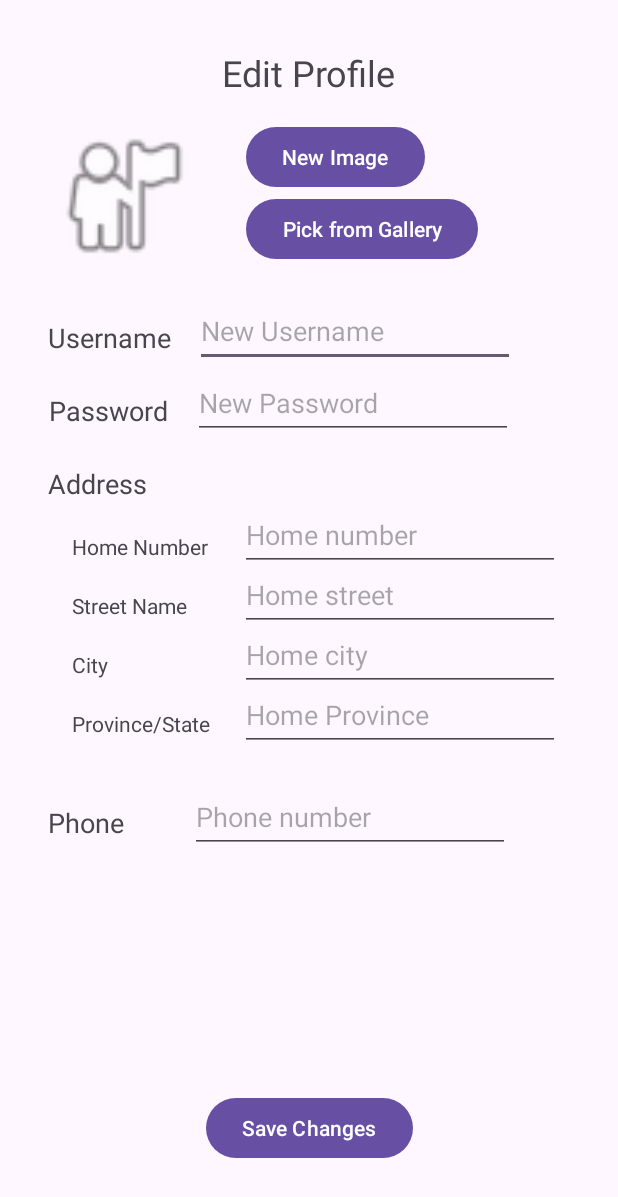
After one commit to DuySE/F23_3175_G4_Marketeer, an Android app: the MyProfileEditActivity screen opened directly, with no data from a screen before it, on a phone screen of 412 x 824 dp. The commit adds this screen. Shown: the top 1197 px of the screen. Run offline under Robolectric (Android 15) with nearby library versions, the phone set to English and light mode, and no system bars; 3 statements that could not run were skipped.

Commit message:
Created MyProfile and MyProfileEdit Activity with some hardcoded info.

```diff
--- /dev/null
+++ b/app/src/main/java/com/example/f23_3175_g4_marketeer/MyProfileEditActivity.java
@@ -0,0 +1,199 @@
+package com.example.f23_3175_g4_marketeer;
+
+import androidx.annotation.NonNull;
+import androidx.annotation.Nullable;
+import androidx.appcompat.app.AppCompatActivity;
+import androidx.core.app.ActivityCompat;
+import androidx.core.content.ContextCompat;
+import androidx.core.content.FileProvider;
+
+import android.Manifest;
+import android.app.Activity;
+import android.content.ContentResolver;
+import android.content.Intent;
+import android.content.pm.PackageManager;
+import android.net.Uri;
+import android.os.Bundle;
+import android.os.Environment;
+import android.provider.MediaStore;
+import android.view.View;
+import android.webkit.MimeTypeMap;
+import android.widget.Button;
+import android.widget.EditText;
+import android.widget.ImageView;
+import android.widget.Toast;
+
+import java.io.File;
+import java.io.IOException;
+import java.text.SimpleDateFormat;
+import java.util.Date;
+
+public class MyProfileEditActivity extends AppCompatActivity {
+    EditText editTxtUsername;
+    EditText editTxtPassword;
+    EditText editTxtHomeNumber;
+    EditText editTxtStreetName;
+    EditText editTxtCity;
+    EditText editTxtProvince;
+    EditText editTxtPhone;
+    ImageView imgView;
+    Button btnCamera;
+    Button btnGallery;
+    String imgPath;
+    final int CAMERA_PERMISSION_CODE = 1;
+    final int CAMERA_REQUEST_CODE = 2;
+    final int GALLERY_REQUEST_CODE = 3;
+    @Override
+    protected void onCreate(Bundle savedInstanceState) {
+        super.onCreate(savedInstanceState);
+        setContentView(R.layout.activity_my_profile_edit);
+        editTxtUsername = findViewById(R.id.editTxtUsername);
+        editTxtPassword = findViewById(R.id.editTxtPassword);
+        editTxtHomeNumber = findViewById(R.id.editTxtHomeNumber);
+        editTxtStreetName = findViewById(R.id.editTxtStreetName);
+        editTxtCity = findViewById(R.id.editTxtCity);
+        editTxtProvince = findViewById(R.id.editTxtProvince);
+        editTxtPhone = findViewById(R.id.editTxtPhone);
+        Button btnSave = findViewById(R.id.btnSaveChanges);
+        btnCamera = findViewById(R.id.btnCamera);
+        btnGallery = findViewById(R.id.btnGallery);
+        imgView = findViewById(R.id.imgViewEditPfp);
+
+        Bundle inBundle = getIntent().getExtras();
+        editTxtUsername.setText(inBundle.getString("USERNAME", "New Username"));
+        if (!(inBundle.getString("PASSWORD").equals("No Password"))){
+            editTxtPassword.setText(inBundle.getString("PASSWORD", "New Password"));
+        }
+        editTxtPhone.setText(inBundle.getString("PHONE"));
+        try {
+            editTxtHomeNumber.setText(inBundle.getString("HOMENUMBER"));
+            editTxtStreetName.setText(inBundle.getString("STREET"));
+            editTxtCity.setText(inBundle.getString("CITY"));
+            editTxtProvince.setText(inBundle.getString("PROVINCE"));
+        } catch (Exception e) {
+            e.printStackTrace();
+        }
+        btnCamera.setOnClickListener(new View.OnClickListener() {
+            @Override
+            public void onClick(View view) {
+                askPermission();
+            }
+        });
+
+        btnGallery.setOnClickListener(new View.OnClickListener() {
+            @Override
+            public void onClick(View view) {
+                Intent intent = new Intent(Intent.ACTION_PICK, MediaStore.Images.Media.EXTERNAL_CONTENT_URI);
+                startActivityForResult(intent, GALLERY_REQUEST_CODE);
+            }
+        });
+
+        btnSave.setOnClickListener(new View.OnClickListener() {
+            @Override
+            public void onClick(View view) {
+                if (editTxtUsername.getText().toString().isEmpty() ||
+                        editTxtPassword.getText().toString().isEmpty() ||
+                        editTxtHomeNumber.getText().toString().isEmpty() ||
+                        editTxtStreetName.getText().toString().isEmpty() ||
+                        editTxtCity.getText().toString().isEmpty() ||
+                        editTxtProvince.getText().toString().isEmpty() ||
+                        editTxtPhone.getText().toString().isEmpty()) {
+                    Toast.makeText(MyProfileEditActivity.this, "Please enter all the fields", Toast.LENGTH_SHORT).show();
+                } else if (editTxtPhone.getText().toString().length() != 10) {
+                    Toast.makeText(MyProfileEditActivity.this, "Please enter a 10-digit phone number", Toast.LENGTH_SHORT).show();
+                } else {
+                    String address = editTxtHomeNumber.getText().toString() + " " +
+                            editTxtStreetName.getText().toString() + ", " +
+                            editTxtCity.getText().toString() + ", " +
+                            editTxtProvince.getText().toString();
+
+                    Intent intent = new Intent(MyProfileEditActivity.this, MyProfileActivity.class);
+                    Bundle bundle = new Bundle();
+                    bundle.putString("USERNAME",editTxtUsername.getText().toString());
+                    bundle.putString("PASSWORD",editTxtPassword.getText().toString());
+                    bundle.putString("PHONE",editTxtPhone.getText().toString());
+                    bundle.putString("ADDRESS", address);
+                    intent.putExtras(bundle);
+                    startActivity(intent);
+                }
+            }
+        });
+    }
+
+    private void askPermission() {
+        if (ContextCompat.checkSelfPermission(this, android.Manifest.permission.CAMERA) != PackageManager.PERMISSION_GRANTED) {
+            ActivityCompat.requestPermissions(this, new String[]{Manifest.permission.CAMERA}, CAMERA_PERMISSION_CODE);
+        } else {
+            takePicture();
+        }
+    }
+
+    public void onRequestPermissionsResult(int requestCode, @NonNull String[] permissions, @NonNull int[] grantResults) {
+        super.onRequestPermissionsResult(requestCode, permissions, grantResults);
+        if (requestCode == CAMERA_PERMISSION_CODE) {
+            if (grantResults.length > 0 && grantResults[0] == PackageManager.PERMISSION_GRANTED) {
+                takePicture();
+            } else {
+                Toast.makeText(this, "Camera permission is required to use this feature", Toast.LENGTH_SHORT).show();
+            }
+        }
+    }
+
+    private void takePicture() {
+        Intent intent = new Intent(MediaStore.ACTION_IMAGE_CAPTURE);
+        File imgFile = null;
+        try {
+            imgFile = createImgFile();
+        } catch (IOException ex) {
+            ex.printStackTrace();
+        }
+
+        if (imgFile != null) {
+            Uri imgURI = FileProvider.getUriForFile(this, "com.example.android.fileprovider", imgFile);
+            intent.putExtra(MediaStore.EXTRA_OUTPUT, imgURI);
+            startActivityForResult(intent, CAMERA_REQUEST_CODE);
+        }
+    }
+
+    private File createImgFile() throws IOException{
+        String time = new SimpleDateFormat("yyyyMMdd_HHmmss").format(new Date());
+        String imgFileName = "JPEG_" + time + "_";
+        File storageDirectory = Environment.getExternalStoragePublicDirectory(Environment.DIRECTORY_PICTURES);
+
+        File imgFile = File.createTempFile(imgFileName,".jpg", storageDirectory);
+        imgPath = imgFile.getAbsolutePath();
+        return imgFile;
+    }
+
+    @Override
+    protected void onActivityResult(int requestCode, int resultCode, @Nullable Intent data) {
+        super.onActivityResult(requestCode, resultCode, data);
+        if (requestCode == CAMERA_REQUEST_CODE) {
+            if (resultCode == Activity.RESULT_OK && imgPath != null) {
+                File imgFile = new File(imgPath);
+                Uri imgUri = Uri.fromFile(imgFile);
+                imgView.setImageURI(imgUri);
+
+                Intent mediaScanIntent = new Intent(Intent.ACTION_MEDIA_SCANNER_SCAN_FILE);
+                mediaScanIntent.setData(imgUri);
+                this.sendBroadcast(mediaScanIntent);
+            } else {
+                Toast.makeText(this, "Creating file failed", Toast.LENGTH_SHORT).show();
+            }
+        }
+
+        if (requestCode == GALLERY_REQUEST_CODE) {
+            if (resultCode == Activity.RESULT_OK) {
+                Uri imgUri = data.getData();
+                String time = new SimpleDateFormat("yyyyMMdd_HHmmss").format(new Date());
+
+                ContentResolver resolver = getContentResolver();
+                MimeTypeMap mime = MimeTypeMap.getSingleton();
+                String extension = mime.getExtensionFromMimeType(resolver.getType(imgUri));
+
+                String imgFileName = "JPEG_" + time + "." + extension;
+                imgView.setImageURI(imgUri);
+            }
+        }
+    }
+}
--- /dev/null
+++ b/app/src/main/res/layout/activity_my_profile_edit.xml
@@ -0,0 +1,233 @@
+<?xml version="1.0" encoding="utf-8"?>
+<androidx.constraintlayout.widget.ConstraintLayout xmlns:android="http://schemas.android.com/apk/res/android"
+    xmlns:app="http://schemas.android.com/apk/res-auto"
+    xmlns:tools="http://schemas.android.com/tools"
+    android:layout_width="match_parent"
+    android:layout_height="match_parent"
+    tools:context=".MyProfileEditActivity">
+
+    <TextView
+        android:id="@+id/txtViewEditProfile"
+        android:layout_width="wrap_content"
+        android:layout_height="wrap_content"
+        android:layout_marginTop="32dp"
+        android:text="@string/txtEditProfile"
+        android:textSize="24sp"
+        app:layout_constraintEnd_toEndOf="parent"
+        app:layout_constraintStart_toStartOf="parent"
+        app:layout_constraintTop_toTopOf="parent" />
+
+    <ImageView
+        android:id="@+id/imgViewEditPfp"
+        android:layout_width="100dp"
+        android:layout_height="100dp"
+        android:layout_marginStart="32dp"
+        android:layout_marginTop="16dp"
+        app:layout_constraintStart_toStartOf="parent"
+        app:layout_constraintTop_toBottomOf="@+id/txtViewEditProfile"
+        app:srcCompat="@android:drawable/ic_menu_myplaces" />
+
+    <TextView
+        android:id="@+id/txtUsername"
+        android:layout_width="wrap_content"
+        android:layout_height="wrap_content"
+        android:layout_marginStart="32dp"
+        android:layout_marginTop="36dp"
+        android:text="@string/txtViewUsername"
+        android:textAlignment="viewEnd"
+        android:textSize="18sp"
+        app:layout_constraintStart_toStartOf="parent"
+        app:layout_constraintTop_toBottomOf="@+id/btnGallery" />
+
+    <EditText
+        android:id="@+id/editTxtUsername"
+        android:layout_width="wrap_content"
+        android:layout_height="48dp"
+        android:layout_marginStart="16dp"
+        android:layout_marginTop="20dp"
+        android:ems="10"
+        android:hint="@string/editTxtUsername"
+        android:inputType="text"
+        app:layout_constraintStart_toEndOf="@+id/txtUsername"
+        app:layout_constraintTop_toBottomOf="@+id/btnGallery" />
+
+    <TextView
+        android:id="@+id/txtPassword"
+        android:layout_width="wrap_content"
+        android:layout_height="wrap_content"
+        android:layout_marginStart="32dp"
+        android:layout_marginTop="24dp"
+        android:text="@string/txtPassword2"
+        android:textAlignment="viewEnd"
+        android:textSize="18sp"
+        app:layout_constraintStart_toStartOf="parent"
+        app:layout_constraintTop_toBottomOf="@+id/txtUsername" />
+
+    <EditText
+        android:id="@+id/editTxtPassword"
+        android:layout_width="wrap_content"
+        android:layout_height="48dp"
+        android:layout_marginStart="17dp"
+        android:ems="10"
+        android:hint="@string/txtNewPassword"
+        android:inputType="textPassword"
+        app:layout_constraintStart_toEndOf="@+id/txtPassword"
+        app:layout_constraintTop_toBottomOf="@+id/editTxtUsername" />
+
+    <Button
+        android:id="@+id/btnSaveChanges"
+        android:layout_width="wrap_content"
+        android:layout_height="wrap_content"
+        android:layout_marginBottom="48dp"
+        android:text="@string/txtSaveChanges"
+        app:layout_constraintBottom_toBottomOf="parent"
+        app:layout_constraintEnd_toEndOf="parent"
+        app:layout_constraintStart_toStartOf="parent" />
+
+    <TextView
+        android:id="@+id/txtAddress"
+        android:layout_width="wrap_content"
+        android:layout_height="wrap_content"
+        android:layout_marginStart="32dp"
+        android:layout_marginTop="24dp"
+        android:text="@string/txtAddress"
+        android:textSize="18sp"
+        app:layout_constraintStart_toStartOf="parent"
+        app:layout_constraintTop_toBottomOf="@+id/txtPassword" />
+
+    <TextView
+        android:id="@+id/txtHomeNumber"
+        android:layout_width="wrap_content"
+        android:layout_height="wrap_content"
+        android:layout_marginStart="48dp"
+        android:layout_marginTop="20dp"
+        android:text="@string/txtHomeNumber"
+        app:layout_constraintStart_toStartOf="parent"
+        app:layout_constraintTop_toBottomOf="@+id/txtAddress" />
+
+    <Button
+        android:id="@+id/btnCamera"
+        android:layout_width="wrap_content"
+        android:layout_height="wrap_content"
+        android:layout_marginStart="32dp"
+        android:layout_marginTop="16dp"
+        android:text="@string/txtNewPfp"
+        app:layout_constraintStart_toEndOf="@+id/imgViewEditPfp"
+        app:layout_constraintTop_toBottomOf="@+id/txtViewEditProfile" />
+
+    <Button
+        android:id="@+id/btnGallery"
+        android:layout_width="wrap_content"
+        android:layout_height="wrap_content"
+        android:layout_marginStart="32dp"
+        android:text="@string/txtFromGallery"
+        app:layout_constraintStart_toEndOf="@+id/imgViewEditPfp"
+        app:layout_constraintTop_toBottomOf="@+id/btnCamera" />
+
+    <TextView
+        android:id="@+id/txtStreetName"
+        android:layout_width="wrap_content"
+        android:layout_height="wrap_content"
+        android:layout_marginStart="48dp"
+        android:layout_marginTop="20dp"
+        android:text="@string/txtStreetName"
+        app:layout_constraintStart_toStartOf="parent"
+        app:layout_constraintTop_toBottomOf="@+id/txtHomeNumber" />
+
+    <TextView
+        android:id="@+id/txtCity"
+        android:layout_width="wrap_content"
+        android:layout_height="wrap_content"
+        android:layout_marginStart="48dp"
+        android:layout_marginTop="20dp"
+        android:text="@string/txtCity"
+        app:layout_constraintStart_toStartOf="parent"
+        app:layout_constraintTop_toBottomOf="@+id/txtStreetName" />
+
+    <TextView
+        android:id="@+id/txtProvince"
+        android:layout_width="wrap_content"
+        android:layout_height="wrap_content"
+        android:layout_marginStart="48dp"
+        android:layout_marginTop="20dp"
+        android:text="@string/txtProvince"
+        app:layout_constraintStart_toStartOf="parent"
+        app:layout_constraintTop_toBottomOf="@+id/txtCity" />
+
+    <EditText
+        android:id="@+id/editTxtHomeNumber"
+        android:layout_width="wrap_content"
+        android:layout_height="48dp"
+        android:layout_marginStart="160dp"
+        android:layout_marginTop="-2dp"
+        android:ems="10"
+        android:hint="@string/txtHomeNumberHint"
+        android:inputType="text"
+        android:text="@string/txtEmpty"
+        app:layout_constraintStart_toStartOf="parent"
+        app:layout_constraintTop_toBottomOf="@+id/txtAddress" />
+
+    <EditText
+        android:id="@+id/editTxtStreetName"
+        android:layout_width="wrap_content"
+        android:layout_height="48dp"
+        android:layout_marginStart="160dp"
+        android:layout_marginTop="-8dp"
+        android:ems="10"
+        android:hint="@string/txtStreetSample"
+        android:inputType="text"
+        android:text="@string/txtEmpty"
+        app:layout_constraintStart_toStartOf="parent"
+        app:layout_constraintTop_toBottomOf="@+id/editTxtHomeNumber" />
+
+    <EditText
+        android:id="@+id/editTxtCity"
+        android:layout_width="wrap_content"
+        android:layout_height="48dp"
+        android:layout_marginStart="160dp"
+        android:layout_marginTop="-8dp"
+        android:ems="10"
+        android:hint="@string/txtCitySample"
+        android:inputType="text"
+        android:text="@string/txtEmpty"
+        app:layout_constraintStart_toStartOf="parent"
+        app:layout_constraintTop_toBottomOf="@+id/editTxtStreetName" />
+
+    <EditText
+        android:id="@+id/editTxtProvince"
+        android:layout_width="wrap_content"
+        android:layout_height="48dp"
+        android:layout_marginStart="160dp"
+        android:layout_marginTop="-8dp"
+        android:ems="10"
+        android:hint="@string/txtProvinceSample"
+        android:inputType="text"
+        android:text="@string/txtEmpty"
+        app:layout_constraintStart_toStartOf="parent"
+        app:layout_constraintTop_toBottomOf="@+id/editTxtCity" />
+
+    <TextView
+        android:id="@+id/txtPhone"
+        android:layout_width="wrap_content"
+        android:layout_height="wrap_content"
+        android:layout_marginStart="32dp"
+        android:layout_marginTop="44dp"
+        android:text="@string/txtPhoneNumber"
+        android:textSize="18sp"
+        app:layout_constraintStart_toStartOf="parent"
+        app:layout_constraintTop_toBottomOf="@+id/txtProvince" />
+
+    <EditText
+        android:id="@+id/editTxtPhone"
+        android:layout_width="wrap_content"
+        android:layout_height="48dp"
+        android:layout_marginStart="44dp"
+        android:layout_marginTop="20dp"
+        android:ems="10"
+        android:hint="@string/txtPhoneSample"
+        android:inputType="phone"
+        android:text="@string/txtEmpty"
+        app:layout_constraintStart_toEndOf="@+id/txtPhone"
+        app:layout_constraintTop_toBottomOf="@+id/editTxtProvince" />
+
+</androidx.constraintlayout.widget.ConstraintLayout>
--- a/app/src/main/res/values/strings.xml
+++ b/app/src/main/res/values/strings.xml
@@ -32,4 +32,38 @@
     <string name="textViewRegister">Enter new account information</string>
     <string name="btnCreateAccount">Create Account</string>
     <string name="textViewRegisterTitle">Marketeer</string>
+
+    <string name="img">someImage</string>
+    <string name="btnCamera">Take Picture</string>
+    <string name="txtTitleMyProfile">My Profile</string>
+    <string name="txtViewUsername">Username</string>
+    <string name="txtPassword">Password:</string>
+    <string name="txtUserPassword">No Password</string>
+    <string name="btnEditProfile">Edit Profile</string>
+    <string name="txtEditProfile">Edit Profile</string>
+    <string name="txtPassword2">Password</string>
+    <string name="editTxtUsername">New Username</string>
+    <string name="txtNewPassword">New Password</string>
+    <string name="txtSaveChanges">Save Changes</string>
+    <string name="error">error</string>
+    <string name="txtShowPassword">Show</string>
+    <string name="txtHide">HIDE</string>
+    <string name="txtShow">SHOW</string>
+    <string name="txtAddress">Address</string>
+    <string name="txtHomeNumber">Home Number</string>
+    <string name="txtStreetName">Street Name</string>
+    <string name="txtCity">City</string>
+    <string name="txtProvince">Province/State</string>
+    <string name="txtHomeNumberHint">Home number</string>
+    <string name="txtStreetSample">Home street</string>
+    <string name="txtCitySample">Home city</string>
+    <string name="txtProvinceSample">Home Province</string>
+    <string name="txtPhoneNumber">Phone</string>
+    <string name="txtPhoneSample">Phone number</string>
+    <string name="txtEmpty"> </string>
+    <string name="txtViewAddress_Profile">Address:</string>
+    <string name="txtNone">None</string>
+    <string name="textPhone">Phone:</string>
+    <string name="txtNewPfp">New Image</string>
+    <string name="txtFromGallery">Pick from Gallery</string>
 </resources>
```
Also changed, not shown: app/src/main/AndroidManifest.xml (+7 -1 lines), app/src/main/java/com/example/f23_3175_g4_marketeer/MyProfileActivity.java (added, +117 -0 lines), app/src/main/res/layout/activity_my_profile.xml (added, +133 -0 lines).
